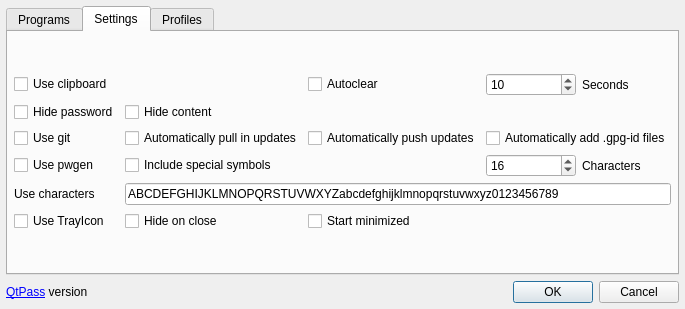
Old version of the form dialog.ui in the repository IJHack/QtPass.
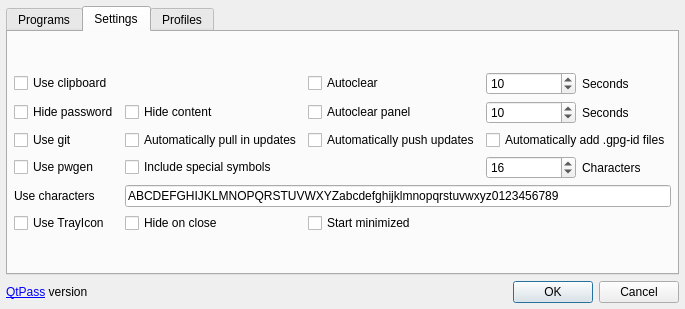
New version of the form.

Patch:
```diff
--- a/dialog.ui
+++ b/dialog.ui
@@ -273,6 +273,34 @@
            </item>
           </layout>
          </item>
+         <item row="1" column="2">
+          <widget class="QCheckBox" name="checkBoxAutoclearPanel">
+           <property name="text">
+            <string>Autoclear panel</string>
+           </property>
+          </widget>
+         </item>
+         <item row="1" column="3">
+          <layout class="QHBoxLayout" name="horizontalLayout_7">
+           <item>
+            <widget class="QSpinBox" name="spinBoxAutoclearPanelSeconds">
+             <property name="minimum">
+              <number>5</number>
+             </property>
+             <property name="value">
+              <number>10</number>
+             </property>
+            </widget>
+           </item>
+           <item>
+            <widget class="QLabel" name="labelPanelSeconds">
+             <property name="text">
+              <string>Seconds</string>
+             </property>
+            </widget>
+           </item>
+          </layout>
+         </item>
          <item row="1" column="0">
           <widget class="QCheckBox" name="checkBoxHidePassword">
            <property name="text">
```
Left out of the diff: 2 changed lines with no effect on the pictures.
